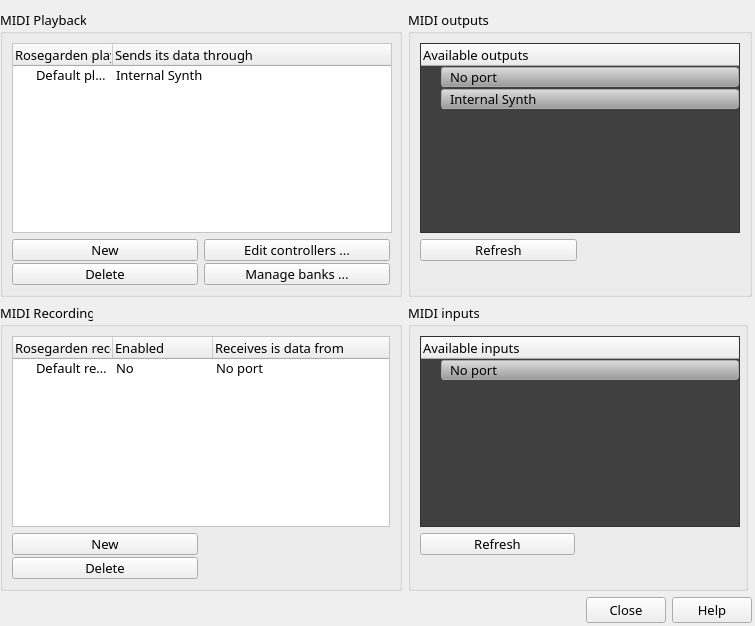
This is src/gui/ui/DevicesManagerNewUi.ui in nengxu/rosegarden as Qt 5 draws it before an edit. The edited form follows.
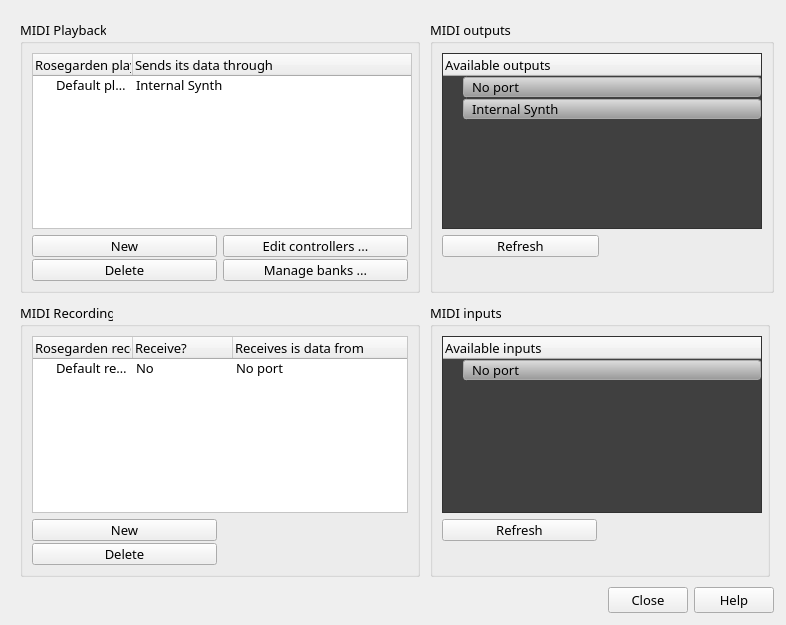
This is the edited form. Icons and pictures are not drawn.

```diff
--- a/src/gui/ui/DevicesManagerNewUi.ui
+++ b/src/gui/ui/DevicesManagerNewUi.ui
@@ -6,8 +6,8 @@
    <rect>
     <x>0</x>
     <y>0</y>
-    <width>755</width>
-    <height>626</height>
+    <width>786</width>
+    <height>625</height>
    </rect>
   </property>
   <property name="font" >
@@ -28,13 +28,19 @@
    <widget class="QWidget" name="layoutWidget" >
     <property name="geometry" >
      <rect>
-      <x>0</x>
+      <x>10</x>
       <y>10</y>
-      <width>752</width>
+      <width>774</width>
       <height>613</height>
      </rect>
     </property>
     <layout class="QGridLayout" name="gridLayout" >
+     <property name="margin" >
+      <number>10</number>
+     </property>
+     <property name="spacing" >
+      <number>10</number>
+     </property>
      <item row="0" column="0" >
       <widget class="QGroupBox" name="groupBox" >
        <property name="title" >
@@ -719,7 +725,7 @@
           </column>
           <column>
            <property name="text" >
-            <string>Enabled</string>
+            <string>Receive?</string>
            </property>
           </column>
           <column>
```
Left out of the diff: 2 changed lines with no effect on the pictures.
